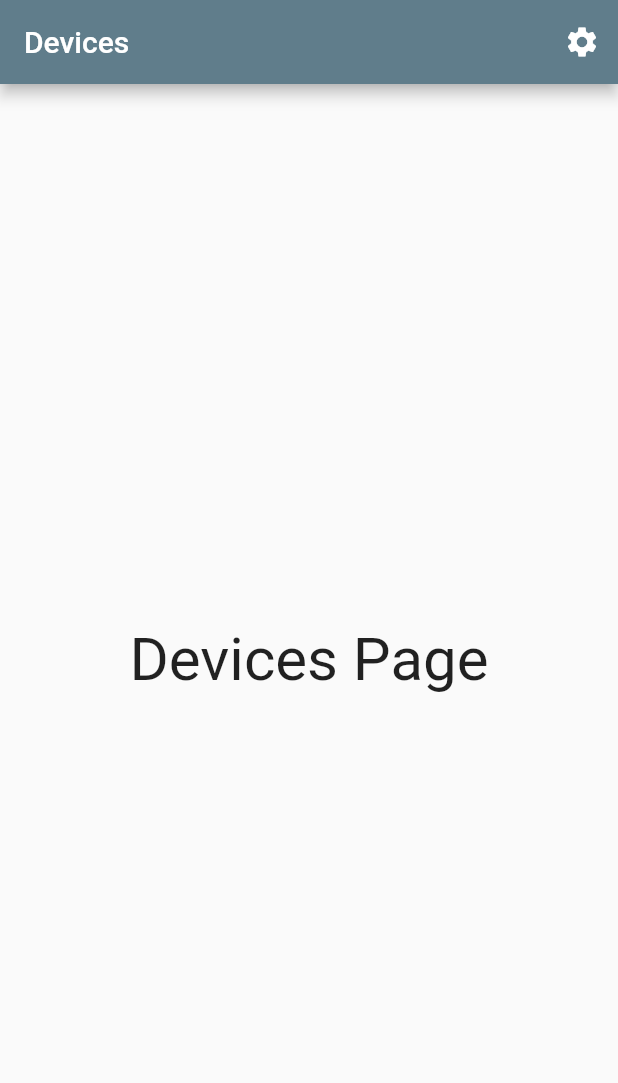
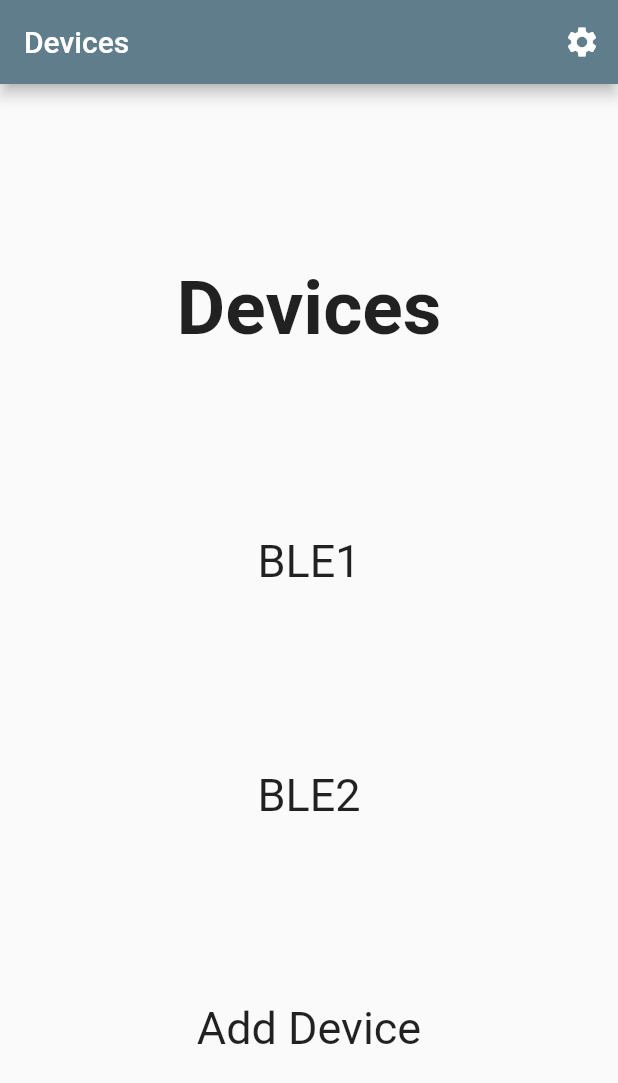
Before and after one commit to Chnapik/lp_app, a Flutter app: the DevicesPage screen opened directly, on a phone screen of 412 x 824 dp. Shown: the top 1083 px of the screen. Run offline on Flutter 3.47's test engine with Material 2 defaults, Android fonts, the phone set to English and light mode, and no system bars.

Commit message:
added Inkwells for BLE1, BLE2, and Add Device
Relates: #37

```diff
--- a/lib/screens/devices_page.dart
+++ b/lib/screens/devices_page.dart
@@ -1,5 +1,6 @@
 import 'package:flutter/material.dart';
 import 'package:lp_app/screens/app_bar.dart';
+import 'package:lp_app/screens/battery_page.dart';
 
 class DevicesPage extends StatelessWidget {
   const DevicesPage({Key? key}) : super(key: key);
@@ -11,12 +12,59 @@ class DevicesPage extends StatelessWidget {
         appBarTitle: 'Devices',
         showLeading: false,
       ),
-      body: const Center(
-        child: Text(
-          'Devices Page',
-          style: TextStyle(fontSize: 40.0),
-        ),
+      body: Center(
+        child: Builder(builder: (context) {
+          return Column(
+            mainAxisAlignment: MainAxisAlignment.spaceEvenly,
+            children: [
+              const Text(
+                'Devices',
+                style: TextStyle(fontSize: 50.0, fontWeight: FontWeight.bold),
+              ),
+              InkWell(
+                child: Container(
+                  child: const Text(
+                    'BLE1',
+                    style: TextStyle(fontSize: 30.0),
+                  ),
+                ),
+                onTap: () {
+                  Navigator.of(context).push(MaterialPageRoute(
+                      builder: (context) => const BatteryPage()));
+                },
+              ),
+              InkWell(
+                child: Container(
+                  child: const Text(
+                    'BLE2',
+                    style: TextStyle(fontSize: 30.0),
+                  ),
+                ),
+                onTap: () {
+                  Navigator.of(context).push(MaterialPageRoute(
+                      builder: (context) => const BatteryPage()));
+                },
+              ),
+              InkWell(
+                child: Container(
+                  child: const Text(
+                    'Add Device',
+                    style: TextStyle(fontSize: 30.0),
+                  ),
+                ),
+                onTap: () {},
+              ),
+            ],
+          );
+        }),
       ),
+
+      // body: const Center(
+      //   child: Text(
+      //     'Devices Page',
+      //     style: TextStyle(fontSize: 40.0),
+      //   ),
+      // ),
     );
   }
 }
```
